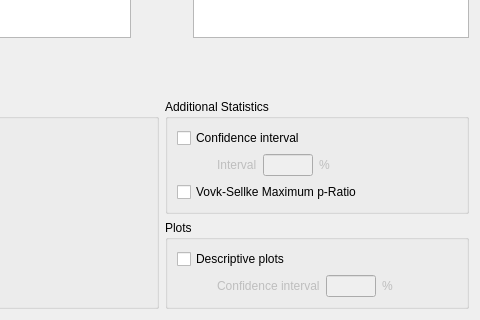
First picture: the form in JASP-Desktop/analysisforms/binomialtestform.ui, repository jasp-stats/jasp-desktop, before the edit; both pictures show x 157 to 637 and y 415 to 735 of the 637 by 735 pixel window.
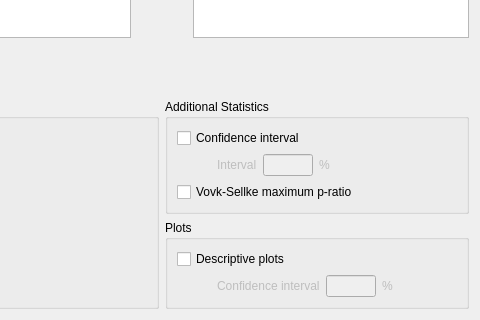
Second picture: the form after the edit. Custom widgets are drawn as their Qt base class.

```diff
--- a/JASP-Desktop/analysisforms/binomialtestform.ui
+++ b/JASP-Desktop/analysisforms/binomialtestform.ui
@@ -237,7 +237,7 @@
          </sizepolicy>
         </property>
         <property name="text">
-         <string>Vovk-Sellke Maximum p-Ratio</string>
+         <string>Vovk-Sellke maximum p-ratio</string>
         </property>
        </widget>
       </item>
```
